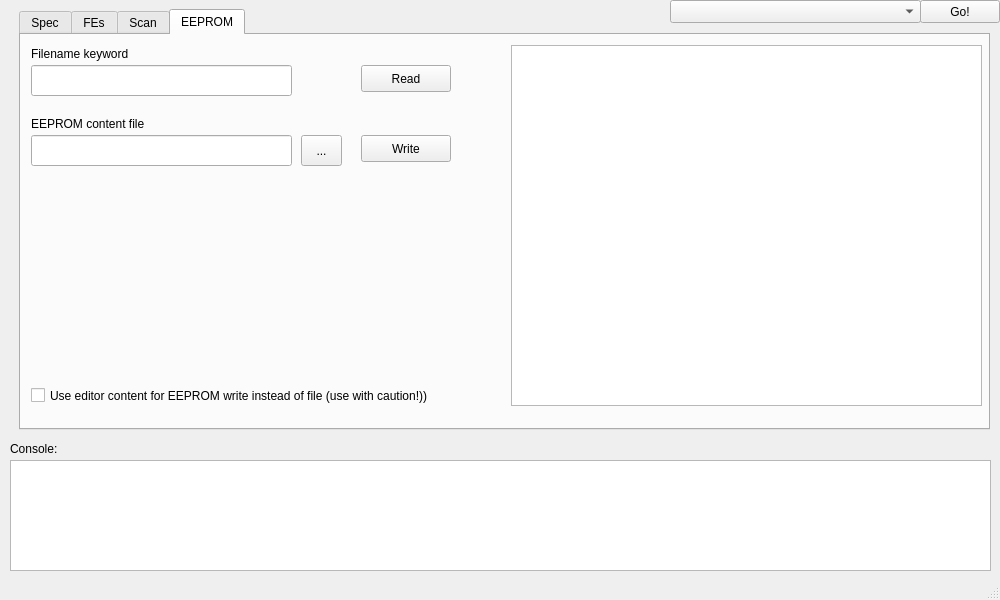
First picture: the form in gui/YarrGui/yarrgui.ui, repository Yarr/Yarr, before the edit.
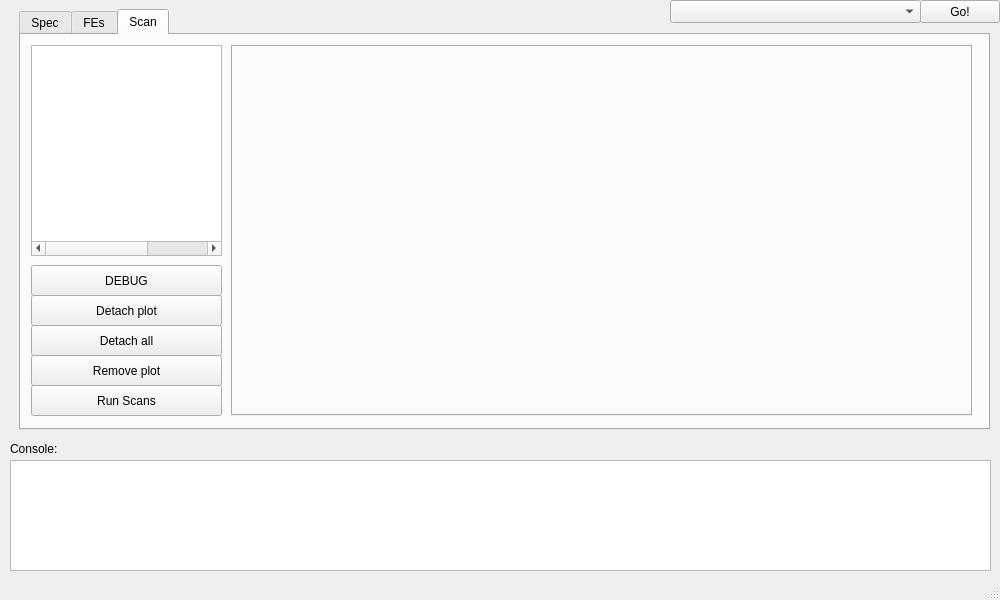
Second picture: the form after the edit. The open tabs and pages were chosen to show the change.

Commit message: Removed EEPROM access from main tab widget, now exclusively in remote window from drop down menu

Patch:
```diff
--- a/gui/YarrGui/yarrgui.ui
+++ b/gui/YarrGui/yarrgui.ui
@@ -664,130 +664,6 @@
       </property>
      </widget>
     </widget>
-    <widget class="QWidget" name="tab_2">
-     <attribute name="title">
-      <string>EEPROM</string>
-     </attribute>
-     <widget class="QLineEdit" name="sbefile_name">
-      <property name="geometry">
-       <rect>
-        <x>10</x>
-        <y>100</y>
-        <width>261</width>
-        <height>31</height>
-       </rect>
-      </property>
-     </widget>
-     <widget class="QToolButton" name="sbefile_button_2">
-      <property name="geometry">
-       <rect>
-        <x>280</x>
-        <y>100</y>
-        <width>41</width>
-        <height>31</height>
-       </rect>
-      </property>
-      <property name="text">
-       <string>...</string>
-      </property>
-     </widget>
-     <widget class="QLabel" name="bitfile_label_2">
-      <property name="geometry">
-       <rect>
-        <x>10</x>
-        <y>80</y>
-        <width>131</width>
-        <height>17</height>
-       </rect>
-      </property>
-      <property name="text">
-       <string>EEPROM content file</string>
-      </property>
-     </widget>
-     <widget class="QPushButton" name="SBEWriteButton">
-      <property name="geometry">
-       <rect>
-        <x>340</x>
-        <y>100</y>
-        <width>90</width>
-        <height>27</height>
-       </rect>
-      </property>
-      <property name="text">
-       <string>Write</string>
-      </property>
-     </widget>
-     <widget class="QPushButton" name="SBEReadButton">
-      <property name="geometry">
-       <rect>
-        <x>340</x>
-        <y>30</y>
-        <width>90</width>
-        <height>27</height>
-       </rect>
-      </property>
-      <property name="text">
-       <string>Read</string>
-      </property>
-     </widget>
-     <widget class="QLineEdit" name="filename_keyword">
-      <property name="geometry">
-       <rect>
-        <x>10</x>
-        <y>30</y>
-        <width>261</width>
-        <height>31</height>
-       </rect>
-      </property>
-     </widget>
-     <widget class="QLabel" name="bitfile_label_3">
-      <property name="geometry">
-       <rect>
-        <x>10</x>
-        <y>10</y>
-        <width>131</width>
-        <height>17</height>
-       </rect>
-      </property>
-      <property name="text">
-       <string>Filename keyword</string>
-      </property>
-     </widget>
-     <widget class="QTextEdit" name="SBETextEdit">
-      <property name="enabled">
-       <bool>true</bool>
-      </property>
-      <property name="geometry">
-       <rect>
-        <x>490</x>
-        <y>10</y>
-        <width>471</width>
-        <height>361</height>
-       </rect>
-      </property>
-      <property name="font">
-       <font>
-        <family>Monospace</family>
-       </font>
-      </property>
-      <property name="acceptRichText">
-       <bool>false</bool>
-      </property>
-     </widget>
-     <widget class="QCheckBox" name="SBECheckBox">
-      <property name="geometry">
-       <rect>
-        <x>10</x>
-        <y>350</y>
-        <width>451</width>
-        <height>21</height>
-       </rect>
-      </property>
-      <property name="text">
-       <string>Use editor content for EEPROM write instead of file (use with caution!))</string>
-      </property>
-     </widget>
-    </widget>
    </widget>
    <widget class="QTextEdit" name="console">
     <property name="geometry">
```
The commit also changes 2 other files.
